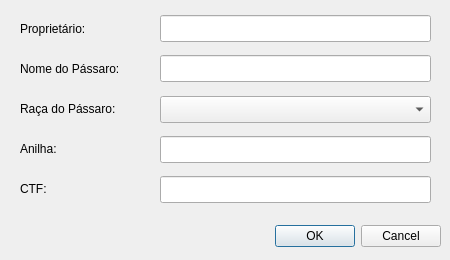
Before: the Qt Designer form insertnewdialog.ui in johnfercher/tdp, drawn with Qt 5.
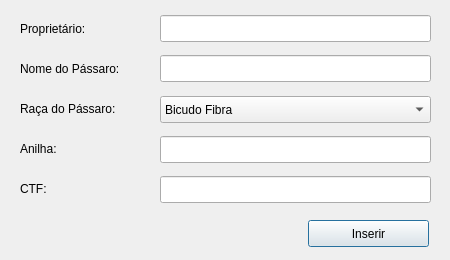
After: the same form once the commit is applied.

The edit to the form file:
```diff
--- a/insertnewdialog.ui
+++ b/insertnewdialog.ui
@@ -13,22 +13,6 @@
   <property name="windowTitle">
    <string>Novo Pássaro</string>
   </property>
-  <widget class="QDialogButtonBox" name="buttonBox">
-   <property name="geometry">
-    <rect>
-     <x>10</x>
-     <y>220</y>
-     <width>431</width>
-     <height>32</height>
-    </rect>
-   </property>
-   <property name="orientation">
-    <enum>Qt::Horizontal</enum>
-   </property>
-   <property name="standardButtons">
-    <set>QDialogButtonBox::Cancel|QDialogButtonBox::Ok</set>
-   </property>
-  </widget>
   <widget class="QLabel" name="label">
    <property name="geometry">
     <rect>
@@ -143,6 +127,24 @@
      <height>27</height>
     </rect>
    </property>
+   <item>
+    <property name="text">
+     <string>Bicudo Fibra</string>
+    </property>
+   </item>
+  </widget>
+  <widget class="QPushButton" name="inserirBtn">
+   <property name="geometry">
+    <rect>
+     <x>308</x>
+     <y>220</y>
+     <width>121</width>
+     <height>27</height>
+    </rect>
+   </property>
+   <property name="text">
+    <string>Inserir</string>
+   </property>
   </widget>
  </widget>
  <resources/>
```
Left out of the diff: 35 changed lines with no effect on the pictures.
